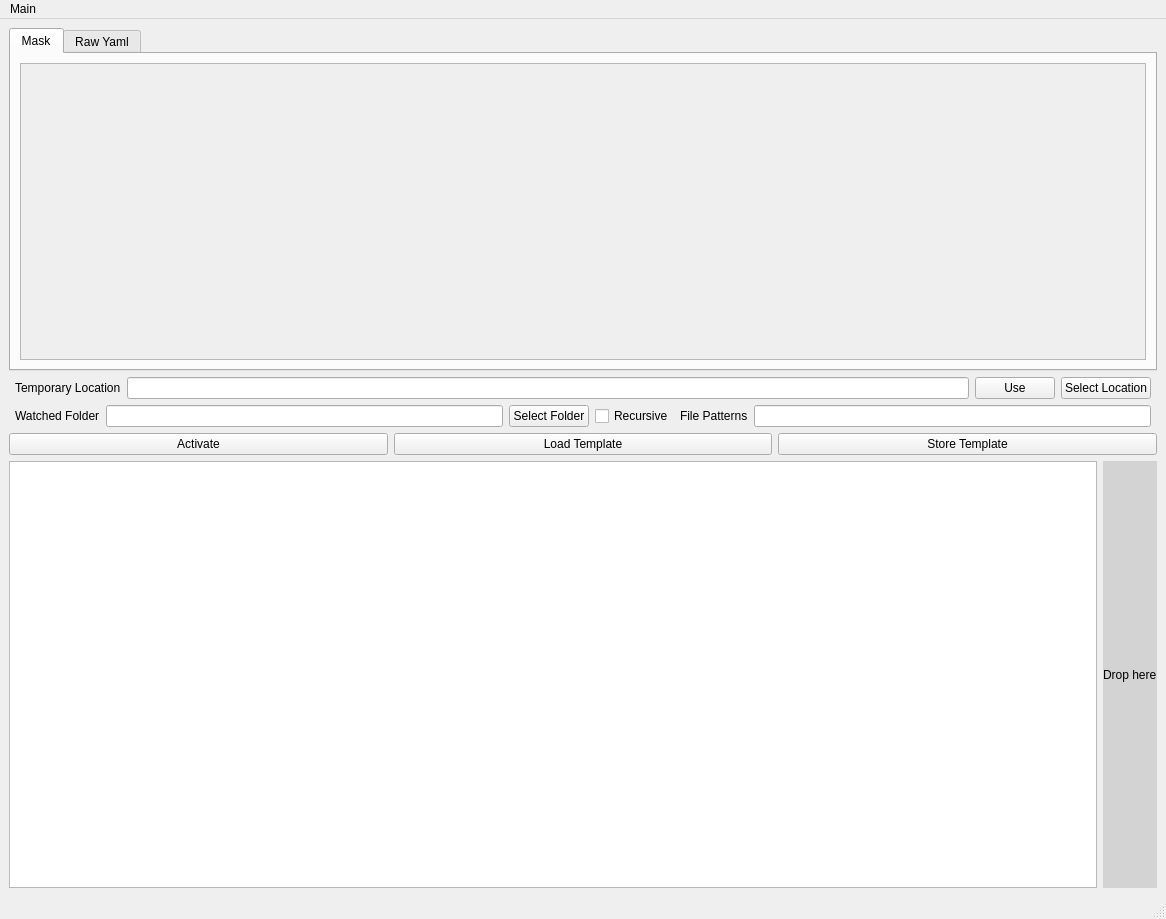
Above: autotag_metadata/ui/main_window.ui from echemdb/autotag-metadata before the change. Below: the same form after it.
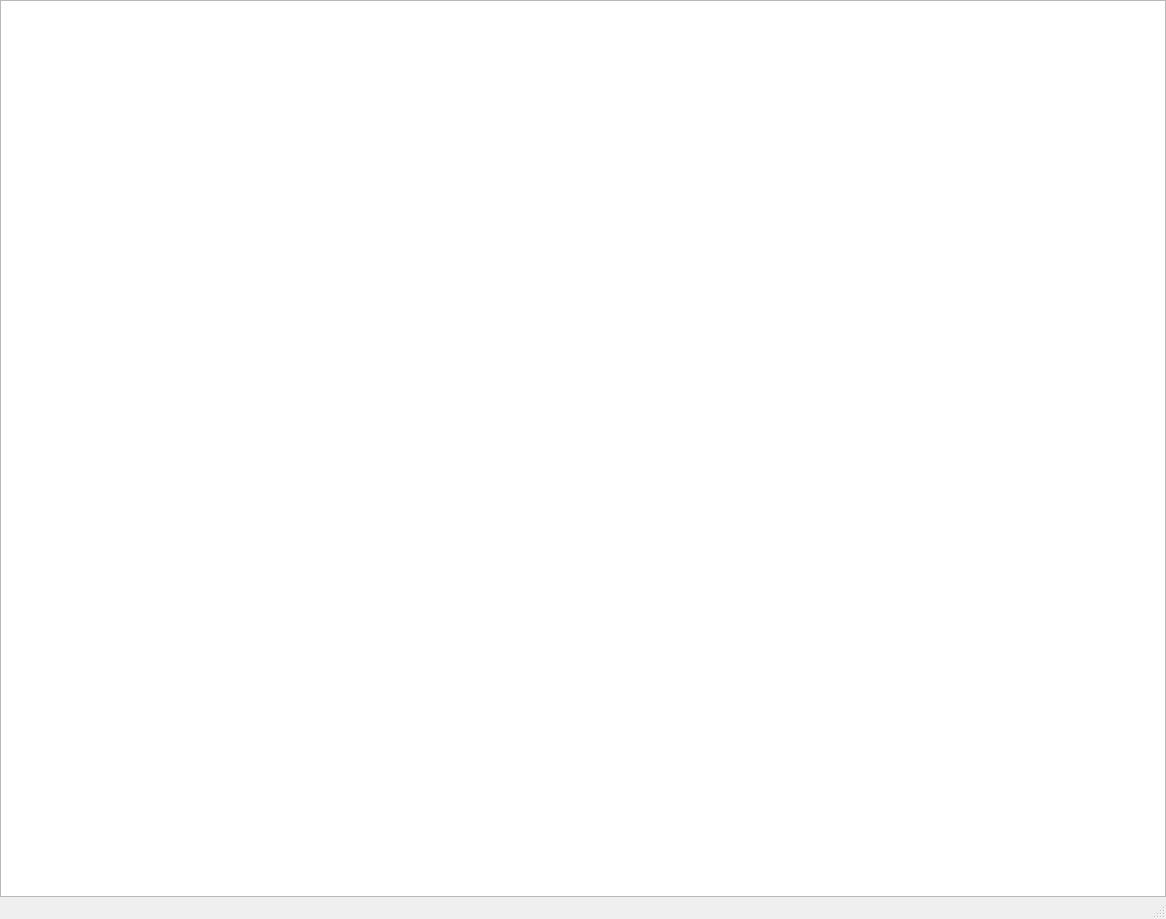
That is the form after the change. Custom widgets are drawn as their Qt base class.

Commit message: feat: tiling YAML multi-view editor with snippet library

Patch:
```diff
--- a/autotag_metadata/ui/main_window.ui
+++ b/autotag_metadata/ui/main_window.ui
@@ -14,290 +14,51 @@
    <string>MainWindow</string>
   </property>
   <widget class="QWidget" name="centralwidget">
-   <layout class="QVBoxLayout" name="verticalLayout_15">
+   <layout class="QVBoxLayout" name="centralLayout">
+    <property name="spacing"><number>0</number></property>
+    <property name="leftMargin"><number>0</number></property>
+    <property name="topMargin"><number>0</number></property>
+    <property name="rightMargin"><number>0</number></property>
+    <property name="bottomMargin"><number>0</number></property>
     <item>
-     <layout class="QVBoxLayout" name="verticalLayout">
-      <property name="sizeConstraint">
-       <enum>QLayout::SizeConstraint::SetDefaultConstraint</enum>
+     <widget class="QWidget" name="editorContainer">
+      <property name="sizePolicy">
+       <sizepolicy hsizetype="Expanding" vsizetype="Expanding">
+        <horstretch>0</horstretch>
+        <verstretch>0</verstretch>
+       </sizepolicy>
       </property>
-      <item>
-       <widget class="QTabWidget" name="tabWidget">
-        <property name="sizePolicy">
-         <sizepolicy hsizetype="Expanding" vsizetype="Expanding">
-          <horstretch>0</horstretch>
-          <verstretch>0</verstretch>
-         </sizepolicy>
-        </property>
-        <property name="tabShape">
-         <enum>QTabWidget::TabShape::Rounded</enum>
-        </property>
-        <property name="currentIndex">
-         <number>0</number>
-        </property>
-        <widget class="QWidget" name="tab_mask">
+      <layout class="QVBoxLayout" name="editorContainerLayout">
+       <property name="spacing"><number>0</number></property>
+       <property name="leftMargin"><number>0</number></property>
+       <property name="topMargin"><number>0</number></property>
+       <property name="rightMargin"><number>0</number></property>
+       <property name="bottomMargin"><number>0</number></property>
+       <item>
+        <widget class="YamlTextEdit" name="yamlText">
          <property name="sizePolicy">
           <sizepolicy hsizetype="Expanding" vsizetype="Expanding">
            <horstretch>0</horstretch>
            <verstretch>0</verstretch>
           </sizepolicy>
          </property>
-         <attribute name="title">
-          <string>Mask</string>
-         </attribute>
-         <layout class="QVBoxLayout" name="verticalLayout_2">
-          <item>
-           <widget class="QScrollArea" name="scrollArea">
-            <property name="widgetResizable">
-             <bool>true</bool>
-            </property>
-            <widget class="QWidget" name="scrollAreaWidgetContents">
-             <property name="geometry">
-              <rect>
-               <x>0</x>
-               <y>0</y>
-               <width>1122</width>
-               <height>269</height>
-              </rect>
-             </property>
-             <layout class="QVBoxLayout" name="verticalLayout_3"/>
-            </widget>
-           </widget>
-          </item>
-         </layout>
+         <property name="minimumSize">
+          <size>
+           <width>0</width>
+           <height>70</height>
+          </size>
+         </property>
+         <property name="sizeAdjustPolicy">
+          <enum>QAbstractScrollArea::SizeAdjustPolicy::AdjustIgnored</enum>
+         </property>
         </widget>
-        <widget class="QWidget" name="tab_yaml">
-         <attribute name="title">
-          <string>Raw Yaml</string>
-         </attribute>
-         <layout class="QVBoxLayout" name="verticalLayout_4">
-          <item>
-           <widget class="QPlainTextEdit" name="yamlText">
-            <property name="sizePolicy">
-             <sizepolicy hsizetype="Expanding" vsizetype="Expanding">
-              <horstretch>0</horstretch>
-              <verstretch>0</verstretch>
-             </sizepolicy>
-            </property>
-            <property name="minimumSize">
-             <size>
-              <width>0</width>
-              <height>70</height>
-             </size>
-            </property>
-            <property name="sizeAdjustPolicy">
-             <enum>QAbstractScrollArea::SizeAdjustPolicy::AdjustIgnored</enum>
-            </property>
-           </widget>
-          </item>
-         </layout>
-        </widget>
-       </widget>
-      </item>
-      <item>
-       <layout class="QHBoxLayout" name="horizontalLayout_2">
-        <property name="spacing">
-         <number>6</number>
-        </property>
-        <property name="sizeConstraint">
-         <enum>QLayout::SizeConstraint::SetFixedSize</enum>
-        </property>
-        <property name="leftMargin">
-         <number>6</number>
-        </property>
-        <property name="rightMargin">
-         <number>6</number>
-        </property>
-        <item>
-         <widget class="QLabel" name="label">
-          <property name="minimumSize">
-           <size>
-            <width>0</width>
-            <height>18</height>
-           </size>
-          </property>
-          <property name="text">
-           <string>Temporary Location</string>
-          </property>
-         </widget>
-        </item>
-        <item>
-         <widget class="QLineEdit" name="ledTemporaryLoc"/>
-        </item>
-        <item>
-         <widget class="QPushButton" name="btnUseTemporaryFile">
-          <property name="text">
-           <string>Use</string>
-          </property>
-          <property name="checkable">
-           <bool>true</bool>
-          </property>
-          <property name="checked">
-           <bool>false</bool>
-          </property>
-         </widget>
-        </item>
-        <item>
-         <widget class="QPushButton" name="btnSelectTemporaryFile">
-          <property name="text">
-           <string>Select Location</string>
-          </property>
-         </widget>
-        </item>
-       </layout>
-      </item>
-      <item>
-       <layout class="QHBoxLayout" name="horizontalLayout_4">
-        <property name="sizeConstraint">
-         <enum>QLayout::SizeConstraint::SetFixedSize</enum>
-        </property>
-        <property name="leftMargin">
-         <number>6</number>
-        </property>
-        <property name="rightMargin">
-         <number>6</number>
-        </property>
-        <item>
-         <widget class="QLabel" name="lblWatchedFolder">
-          <property name="text">
-           <string>Watched Folder</string>
-          </property>
-         </widget>
-        </item>
-        <item>
-         <widget class="QLineEdit" name="ledFolder">
-          <property name="toolTip">
-           <string>Valid folder name to watch</string>
-          </property>
-          <property name="text">
-           <string/>
-          </property>
-         </widget>
-        </item>
-        <item>
-         <widget class="QPushButton" name="btnBrowse">
-          <property name="text">
-           <string>Select Folder</string>
-          </property>
-         </widget>
-        </item>
-        <item>
-         <widget class="QCheckBox" name="cbRecursiveWatch">
-          <property name="text">
-           <string>Recursive</string>
-          </property>
-         </widget>
-        </item>
-        <item>
-         <widget class="QLabel" name="lblFilePattern">
-          <property name="text">
-           <string>File Patterns</string>
-          </property>
-         </widget>
-        </item>
-        <item>
-         <widget class="QLineEdit" name="ledFilePatterns">
-          <property name="toolTip">
-           <string>Comma-separated list, example: *.csv,*.tsv</string>
-          </property>
-          <property name="text">
-           <string/>
-          </property>
-         </widget>
-        </item>
-       </layout>
-      </item>
-      <item>
-       <layout class="QHBoxLayout" name="horizontalLayout_3">
-        <property name="sizeConstraint">
-         <enum>QLayout::SizeConstraint::SetFixedSize</enum>
-        </property>
-        <item>
-         <widget class="QPushButton" name="btnActivate">
-          <property name="autoFillBackground">
-           <bool>true</bool>
-          </property>
-          <property name="text">
-           <string>Activate</string>
-          </property>
-          <property name="checkable">
-           <bool>true</bool>
-          </property>
-          <property name="checked">
-           <bool>false</bool>
-          </property>
-          <property name="flat">
-           <bool>false</bool>
-          </property>
-         </widget>
-        </item>
-        <item>
-         <widget class="QPushButton" name="btnLoad">
-          <property name="text">
-           <string>Load Template</string>
-          </property>
-         </widget>
-        </item>
-        <item>
-         <widget class="QPushButton" name="btnStore">
-          <property name="text">
-           <string>Store Template</string>
-          </property>
-         </widget>
-        </item>
-       </layout>
-      </item>
-     </layout>
-    </item>
-    <item>
-     <layout class="QHBoxLayout" name="horizontalLayout_6">
-      <item>
-       <widget class="QPlainTextEdit" name="pteLogging">
-        <property name="sizePolicy">
-         <sizepolicy hsizetype="Expanding" vsizetype="Expanding">
-          <horstretch>0</horstretch>
-          <verstretch>0</verstretch>
-         </sizepolicy>
-        </property>
-        <property name="readOnly">
-         <bool>true</bool>
-        </property>
-       </widget>
-      </item>
-      <item>
-       <widget class="LabelDropzone" name="label_dropzone">
-        <property name="autoFillBackground">
-         <bool>false</bool>
-        </property>
-        <property name="styleSheet">
-         <string notr="true">background-color: lightgray;</string>
-        </property>
-        <property name="text">
-         <string>Drop here</string>
-        </property>
-       </widget>
-      </item>
-     </layout>
+       </item>
+      </layout>
+     </widget>
     </item>
    </layout>
   </widget>
   <widget class="QStatusBar" name="statusbar"/>
-  <widget class="QMenuBar" name="menubar">
-   <property name="geometry">
-    <rect>
-     <x>0</x>
-     <y>0</y>
-     <width>1166</width>
-     <height>23</height>
-    </rect>
-   </property>
-   <widget class="QMenu" name="menuMain">
-    <property name="title">
-     <string>Main</string>
-    </property>
-    <addaction name="actExit"/>
-   </widget>
-   <addaction name="menuMain"/>
-  </widget>
   <action name="actExit">
    <property name="text">
     <string>Exit</string>
@@ -306,9 +67,9 @@
  </widget>
  <customwidgets>
   <customwidget>
-   <class>LabelDropzone</class>
-   <extends>QLabel</extends>
-   <header>autotag_metadata.ui.labeldropzone</header>
+   <class>YamlTextEdit</class>
+   <extends>QPlainTextEdit</extends>
+   <header>autotag_metadata.ui.yamltextedit</header>
   </customwidget>
  </customwidgets>
  <resources/>
```
The commit also changes 32 other files.
